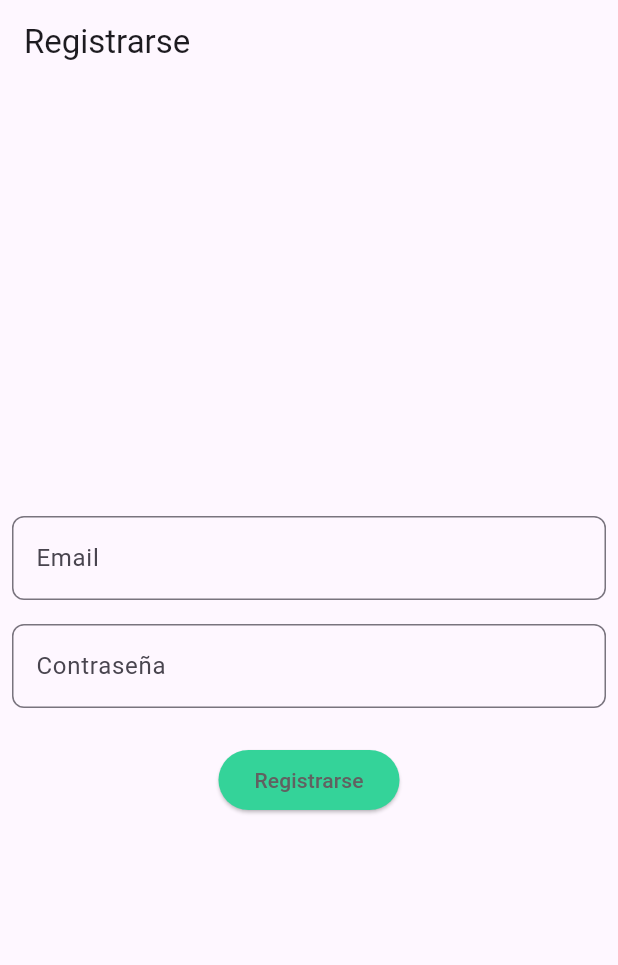
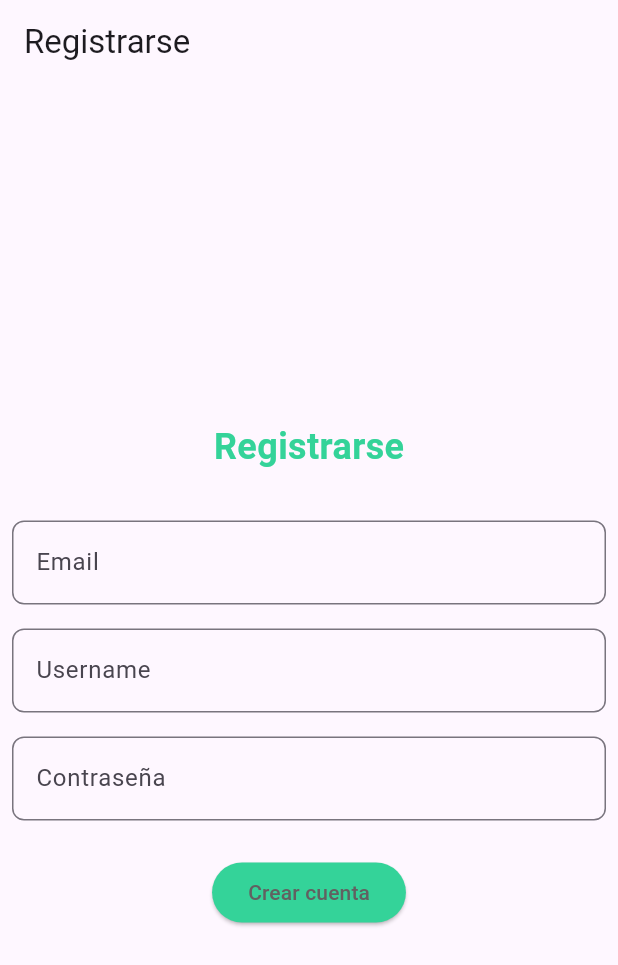
Before and after one commit to AntonellaDalPoggetto/TP3-FitTracker, a Flutter app: the Register screen opened by its route, on a phone screen of 412 x 824 dp. Shown: the top 965 px of the screen. Run offline on Flutter 3.47's test engine with Material 3 defaults, Android fonts, the light colour scheme and no system bars; our stand-ins replace carousel_slider, cloud_firestore, firebase_auth, firebase_core, fl_chart, flutter_riverpod and 2 more; accounts and stored records are empty; network calls fail.

Commit message:
Registro y cambio de pantallas

```diff
--- a/lib/presentation/screens/register.dart
+++ b/lib/presentation/screens/register.dart
@@ -14,6 +14,7 @@ class Register extends ConsumerStatefulWidget {
 class _RegistrationView extends ConsumerState<Register> {
   final TextEditingController _emailController = TextEditingController();
   final TextEditingController _passwordController = TextEditingController();
+    final TextEditingController _userNameController = TextEditingController();
 
   void _register() async {
     final auth = ref.read(authProvider);
@@ -39,12 +40,36 @@ class _RegistrationView extends ConsumerState<Register> {
         child: Column(
           mainAxisAlignment: MainAxisAlignment.center,
           children: [
+             const SizedBox(height: 20), // Espacio entre el AppBar y el título
+        Text(
+          'Registrarse',
+          style: TextStyle(
+            fontSize: 24,
+            fontWeight: FontWeight.bold,
+            color: Color(0xFF34D399), // Color verde personalizado
+          ),
+        ),
+        const SizedBox(height: 24),
             Padding(
               padding: const EdgeInsets.all(8.0),
               child: TextField(
                 controller: _emailController,
                 decoration: const InputDecoration(
                   hintText: 'Email',
+                  border: OutlineInputBorder(
+                    borderRadius: BorderRadius.all(
+                      Radius.circular(8),
+                    ),
+                  ),
+                ),
+              ),
+            ),
+            Padding(
+              padding: const EdgeInsets.all(8.0),
+              child: TextField(
+                controller: _userNameController,
+                decoration: const InputDecoration(
+                  hintText: 'Username',
                   border: OutlineInputBorder(
                     borderRadius: BorderRadius.all(
                       Radius.circular(8),
@@ -76,7 +101,7 @@ class _RegistrationView extends ConsumerState<Register> {
                   ),
               child: Text( style: TextStyle(
                     color: Colors.grey[700],
-                  ),'Registrarse'),
+                  ),'Crear cuenta'),
             ),
           ],
         ),
--- a/pubspec.yaml
+++ b/pubspec.yaml
@@ -7,6 +7,7 @@ environment:
   sdk: ^3.5.1
 
 dependencies:
+  animations: ^2.0.11
   carousel_slider: ^5.0.0
   cloud_firestore: ^5.4.3
   firebase_auth: 5.3.1
```
Also changed, not shown: lib/presentation/screens/main_container.dart (+15 -1 lines), pubspec.lock.
